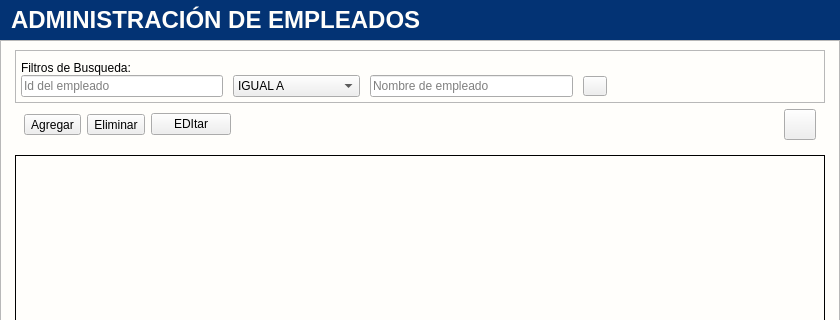
LAngelVp/software-punto-de-venta, file app/View/UserInterfaceUi/UI_CONTROL_EMPLEADOS.ui: the form before one commit; both pictures show x 0 to 840 and y 0 to 320 of the 840 by 709 pixel window.
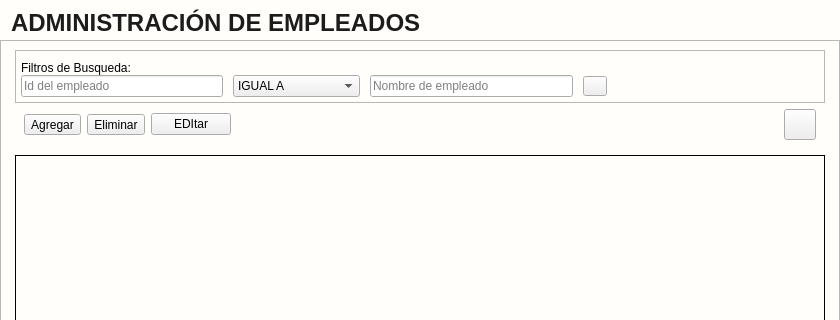
The form after the commit. Icons and pictures are not drawn.

What changed in the file:
```diff
--- a/app/View/UserInterfaceUi/UI_CONTROL_EMPLEADOS.ui
+++ b/app/View/UserInterfaceUi/UI_CONTROL_EMPLEADOS.ui
@@ -24,11 +24,14 @@
 background-color: #fffefb;
 }
 #label_we_titulo_empleado{
-background-color: rgb(3, 51, 116);
-color:#fffefb;
+color:#1d1c1c;
+background-color: #fffefb;
 font-size: 24px;
 font-weight: bold;
 padding-left: 5px;
+text-transform: uppercase;
+font-family: &quot;Arial&quot;;
+padding-top: 5px;
 }
 #tabla_listaempleados {
     border: 1px solid;
```
